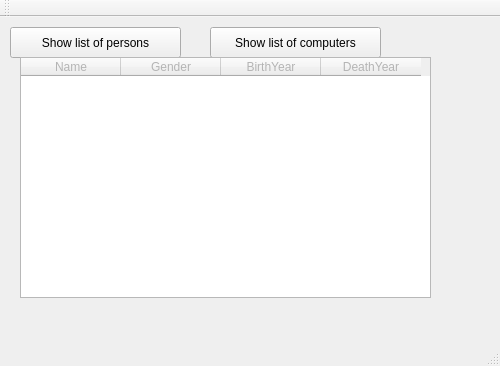
This is mainwindow.ui in maggawaage/skil3 as Qt 5 draws it before an edit. The edited form follows.
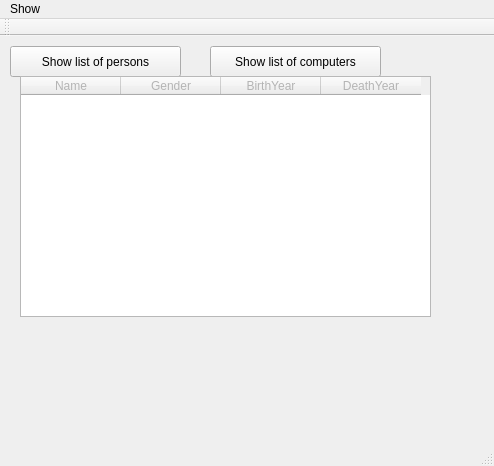
This is the edited form.

Patch:
```diff
--- a/mainwindow.ui
+++ b/mainwindow.ui
@@ -6,8 +6,8 @@
    <rect>
     <x>0</x>
     <y>0</y>
-    <width>500</width>
-    <height>366</height>
+    <width>494</width>
+    <height>466</height>
    </rect>
   </property>
   <property name="windowTitle">
@@ -82,10 +82,16 @@
     <rect>
      <x>0</x>
      <y>0</y>
-     <width>500</width>
+     <width>494</width>
      <height>22</height>
     </rect>
    </property>
+   <widget class="QMenu" name="menuShow">
+    <property name="title">
+     <string>Show</string>
+    </property>
+   </widget>
+   <addaction name="menuShow"/>
   </widget>
   <widget class="QToolBar" name="mainToolBar">
    <attribute name="toolBarArea">
```
Left out of the diff: 2 changed lines with no effect on the pictures.
